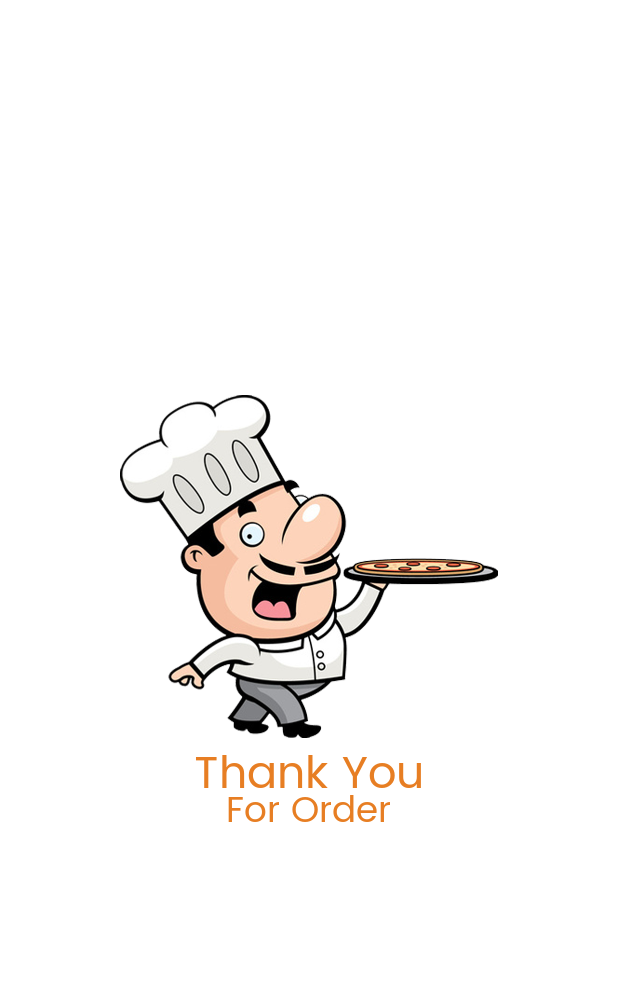
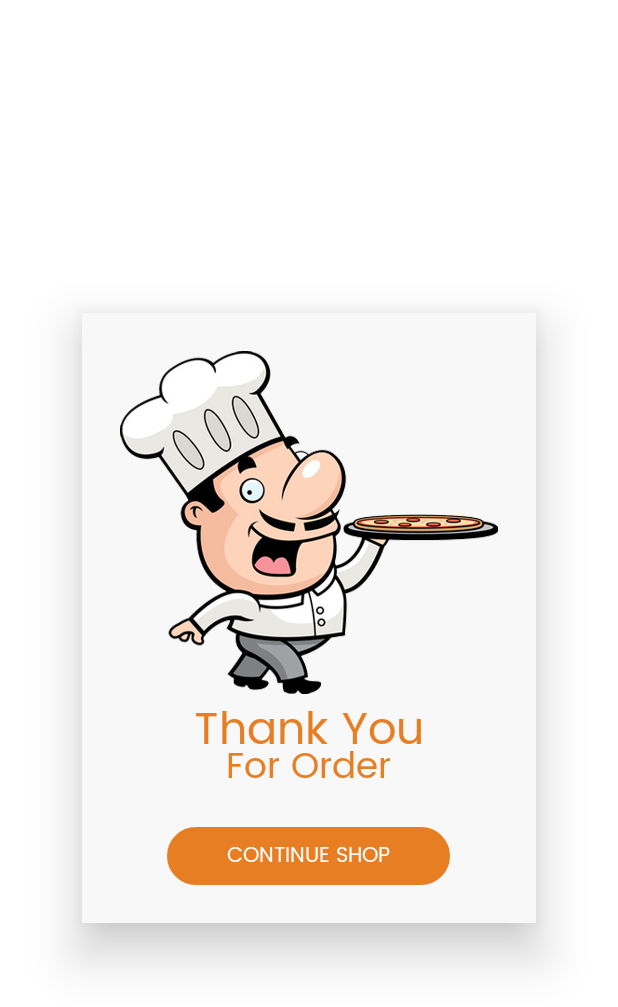
Before and after one commit to nikita-312/Cafe, an Android app: the ThankYouActivity screen opened directly, with no data from a screen before it, on a phone screen of 412 x 824 dp. Shown: the top 1007 px of the screen. Run offline under Robolectric (Android 15) with nearby library versions, the phone set to English and light mode, and no system bars.

Commit message:
last commit by mona(29/6/2018)

```diff
--- a/app/build.gradle
+++ b/app/build.gradle
@@ -42,5 +42,7 @@ dependencies {
     implementation project(':ViewPagerIndicator-Library')
     annotationProcessor "com.github.hotchemi:permissionsdispatcher-processor:3.3.1"
     implementation 'com.makeramen:roundedimageview:2.3.0'
+    implementation 'de.hdodenhof:circleimageview:2.1.0'
+
 
 }
--- a/app/src/main/AndroidManifest.xml
+++ b/app/src/main/AndroidManifest.xml
@@ -40,7 +40,10 @@
         <activity
             android:name=".activity.LiveOrderActivity"
             android:screenOrientation="portrait" />
-        <activity android:name=".activity.ThankYouActivity"></activity>
+        <activity
+            android:name=".activity.ThankYouActivity"
+            android:screenOrientation="portrait" />
+        <activity android:name=".activity.ReviewActivity"></activity>
     </application>
 
 </manifest>
--- a/app/src/main/java/com/conceptioni/cafeapp/activity/ThankYouActivity.java
+++ b/app/src/main/java/com/conceptioni/cafeapp/activity/ThankYouActivity.java
@@ -1,15 +1,34 @@
 package com.conceptioni.cafeapp.activity;
 
+import android.content.Intent;
 import android.support.v7.app.AppCompatActivity;
 import android.os.Bundle;
+import android.view.View;
 
 import com.conceptioni.cafeapp.R;
+import com.conceptioni.cafeapp.utils.TextviewRegular;
 
 public class ThankYouActivity extends AppCompatActivity {
-
+    TextviewRegular tvrContinueshop;
     @Override
     protected void onCreate(Bundle savedInstanceState) {
         super.onCreate(savedInstanceState);
         setContentView(R.layout.activity_thank_you);
+        init();
+        clicks();
+    }
+
+    private void clicks() {
+        tvrContinueshop.setOnClickListener(new View.OnClickListener() {
+            @Override
+            public void onClick(View v) {
+                startActivity(new Intent(ThankYouActivity.this,ReviewActivity.class));
+            }
+        });
+    }
+
+    private void init() {
+        tvrContinueshop = findViewById(R.id.tvrContinueshop);
+
     }
 }
--- a/app/src/main/res/layout/activity_card.xml
+++ b/app/src/main/res/layout/activity_card.xml
@@ -85,6 +85,7 @@
         </LinearLayout>
     </LinearLayout>
     <LinearLayout
+        android:id="@+id/llNext"
         android:layout_width="wrap_content"
         android:layout_height="wrap_content"
         android:layout_alignParentBottom="true"
--- a/app/src/main/res/layout/activity_thank_you.xml
+++ b/app/src/main/res/layout/activity_thank_you.xml
@@ -12,7 +12,9 @@
         android:layout_centerInParent="true"
         android:orientation="vertical"
         android:layout_marginTop="@dimen/dp_30"
-        >
+        android:background="#f8f8f8"
+        android:elevation="@dimen/dp_20"
+        android:padding="25dp">
         <ImageView
             android:layout_width="wrap_content"
             android:layout_height="wrap_content"
@@ -34,6 +36,18 @@
             android:textSize="24sp"
             android:layout_marginTop="-20dp"
             android:includeFontPadding="false"/>
-
+        <com.conceptioni.cafeapp.utils.TextviewRegular
+            android:id="@+id/tvrContinueshop"
+            android:layout_width="wrap_content"
+            android:layout_height="wrap_content"
+            android:background="@drawable/login_drawable"
+            android:layout_gravity="center"
+            android:text="CONTINUE SHOP"
+            android:textColor="@color/colorwhite"
+            android:paddingTop="@dimen/dp_7"
+            android:paddingBottom="@dimen/dp_7"
+            android:paddingLeft="@dimen/dp_40"
+            android:paddingRight="@dimen/dp_40"
+            android:layout_marginTop="@dimen/dp_20"/>
     </LinearLayout>
 </RelativeLayout>
```
Also changed, not shown: app/src/main/java/com/conceptioni/cafeapp/activity/CardActivity.java (+15 -1 lines), app/src/main/java/com/conceptioni/cafeapp/activity/ReviewActivity.java (added, +15 -0 lines), app/src/main/res/layout/activity_review.xml (added, +109 -0 lines), 6 other files.
